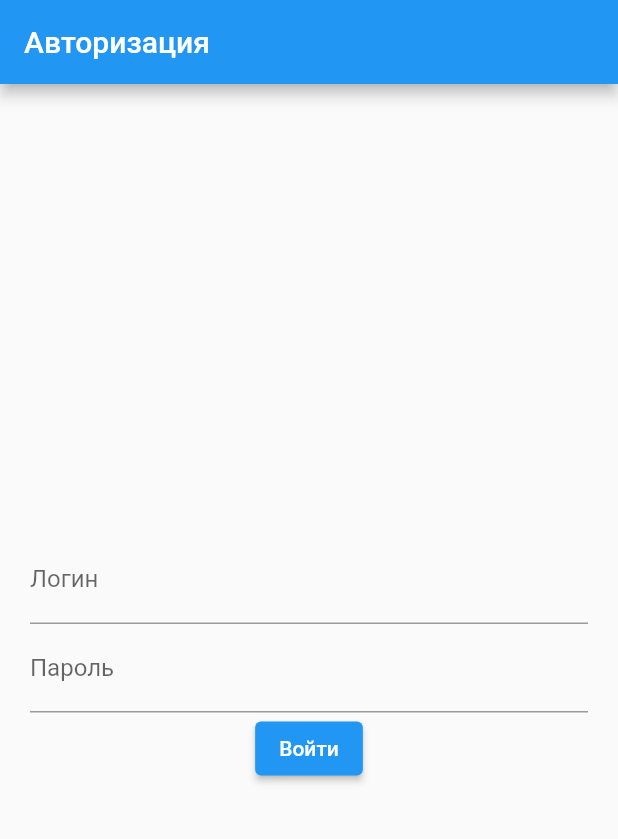
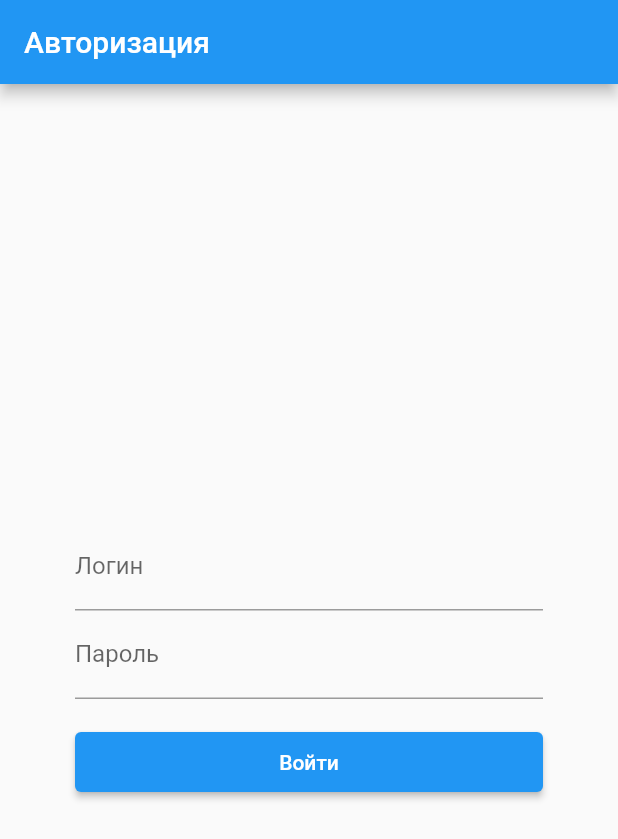
Before and after one commit to ivzhat/transactions_app, a Flutter app: the screen it shows after launch, on a phone screen of 412 x 824 dp. Shown: the top 839 px of the screen. Run offline on Flutter 3.47's test engine with Material 2 defaults, Android fonts, the phone set to English and light mode, and no system bars; our stand-ins replace bloc, equatable, flutter_bloc, go_router, pie_chart, shared_preferences and 1 more; accounts and stored records are empty.

Commit message:
added auth bloc management + style fixes

```diff
--- /dev/null
+++ b/lib/feature/auth/bloc/auth_bloc.dart
@@ -0,0 +1,39 @@
+import 'package:bloc/bloc.dart';
+import 'package:equatable/equatable.dart';
+import 'package:shared_preferences/shared_preferences.dart';
+
+part 'auth_event.dart';
+part 'auth_state.dart';
+
+class AuthBloc extends Bloc<AuthEvent, AuthState> {
+  AuthBloc() : super(AuthInitial()) {
+    late SharedPreferences prefs;
+
+    on<AuthAppInitialized>((event, emit) async {
+      emit(AuthInitial());
+       prefs = await event.prefs;
+      if(prefs.get('auth') == 'SKo102IGuK1))r') {
+        emit(AuthAuthorized());
+      } else {
+        emit(AuthUnauthorized());
+      }
+    });
+
+    on<AuthLoginTapped>((event, emit) async {
+      const login = 'user123';
+      const password = '12345678';
+      if(login == event.login && password == event.password) {
+        prefs.setString('auth', 'SKo102IGuK1))r');
+        emit(AuthAuthorized());
+      } else {
+        emit(AuthFailure());
+        emit(AuthUnauthorized());
+      }
+    });
+
+    on<AuthLogoutTapped>((event, emit) async {
+      prefs.remove('auth');
+      emit(AuthUnauthorized());
+    });
+  }
+}
--- /dev/null
+++ b/lib/feature/auth/bloc/auth_event.dart
@@ -0,0 +1,27 @@
+part of 'auth_bloc.dart';
+
+abstract class AuthEvent extends Equatable {
+  const AuthEvent();
+}
+
+class AuthAppInitialized extends AuthEvent {
+  const AuthAppInitialized(this.prefs);
+
+  final Future<dynamic> prefs;
+  @override
+  List<Object?> get props => [];
+}
+
+class AuthLoginTapped extends AuthEvent{
+  const AuthLoginTapped(this.login, this.password);
+
+  final String login;
+  final String password;
+  @override
+  List<Object?> get props => [];
+}
+
+class AuthLogoutTapped extends AuthEvent{
+  @override
+  List<Object?> get props => [];
+}
--- /dev/null
+++ b/lib/feature/auth/bloc/auth_state.dart
@@ -0,0 +1,26 @@
+part of 'auth_bloc.dart';
+
+abstract class AuthState extends Equatable {
+  const AuthState();
+}
+
+class AuthInitial extends AuthState {
+  @override
+  List<Object> get props => [];
+}
+
+class AuthUnauthorized extends AuthState {
+  @override
+  List<Object> get props => [];
+}
+
+class AuthAuthorized extends AuthState {
+  @override
+  List<Object> get props => [];
+}
+
+class AuthFailure extends AuthState {
+  final String message = 'Неверный логин или пароль';
+  @override
+  List<Object> get props => [];
+}
--- a/lib/feature/auth/ui/login.dart
+++ b/lib/feature/auth/ui/login.dart
@@ -1,36 +1,74 @@
 import 'package:flutter/material.dart';
+import 'package:flutter_bloc/flutter_bloc.dart';
 import 'package:go_router/go_router.dart';
+import 'package:shared_preferences/shared_preferences.dart';
+import '../bloc/auth_bloc.dart';
 
 class LoginPage extends StatelessWidget {
-  const LoginPage({super.key});
+  LoginPage({super.key});
+
+  final TextEditingController _loginController = TextEditingController();
+  final TextEditingController _passwordController = TextEditingController();
+
+  getAuthToken() async {
+    return await SharedPreferences.getInstance();
+  }
 
   @override
   Widget build(BuildContext context) {
+    BlocProvider.of<AuthBloc>(context).add(AuthAppInitialized(getAuthToken()));
     return Scaffold(
       appBar: AppBar(title: const Text('Авторизация')),
-      body: Center(
+      body: BlocListener<AuthBloc, AuthState>(
+        listener: (context, state) {
+          if(state is AuthFailure) {
+            ScaffoldMessenger.of(context).showSnackBar(
+              SnackBar(
+                content: Text(state.message)
+              )
+            );
+          } else if(state is AuthAuthorized) {
+            _loginController.clear();
+            _passwordController.clear();
+            GoRouter.of(context).go('/transactions');
+          }
+        },
+        child: BlocBuilder<AuthBloc, AuthState>(
+          builder: (context, state) {
+            return Center(
               child: Padding(
-          padding: const EdgeInsets.symmetric(horizontal: 20.0),
+                padding: const EdgeInsets.symmetric(horizontal: 50.0),
                 child: Column(
                   mainAxisAlignment: MainAxisAlignment.center,
                   children: [
-              const TextField(
-                decoration: InputDecoration(labelText: 'Логин'),
+                    TextField(
+                      controller: _loginController,
+                      decoration: const InputDecoration(labelText: 'Логин'),
                     ),
-              const TextField(
-                decoration: InputDecoration(labelText: 'Пароль'),
+                    TextField(
+                      controller: _passwordController,
+                      decoration: const InputDecoration(labelText: 'Пароль'),
                       obscureText: true,
                     ),
-              ElevatedButton(
+                    Padding(
+                      padding: const EdgeInsets.only(top: 18.0),
+                      child: ElevatedButton(
+                        style: ElevatedButton.styleFrom(
+                          minimumSize: const Size.fromHeight(40), // NEW
+                        ),
                         onPressed: () {
-                  // Perform login logic here
-                  // If login is successful, navigate to shell route
-                  GoRouter.of(context).go('/transactions');
+                          BlocProvider.of<AuthBloc>(context).add(AuthLoginTapped(
+                            _loginController.text, _passwordController.text)
+                          );
                         },
                         child: const Text('Войти'),
                       ),
+                    ),
                   ],
                 ),
+              ),
+            );
+          },
         ),
       ),
     );
--- a/lib/feature/transactions/database/transactions_db.dart
+++ b/lib/feature/transactions/database/transactions_db.dart
@@ -17,7 +17,7 @@ class TransactionsDB {
       PRIMARY KEY("id" AUTOINCREMENT)
       );"""
     );
-    final List<Map<String, dynamic>> _transactions = [
+    final List<Map<String, dynamic>> transactions = [
       {
         'date': DateTime.now().millisecondsSinceEpoch,
         'type': 'Перевод',
@@ -67,7 +67,7 @@ class TransactionsDB {
         'number': '678',
       },
     ];
-    for (var element in _transactions) {
+    for (var element in transactions) {
       await database.rawInsert('''INSERT INTO $tableName (date, type, sum, commission, total, number) VALUES (?,?,?,?,?,?)''',
         [element['date'], element['type'], element['sum'], element['commission'], element['total'], element['number']]
       );
--- a/lib/main.dart
+++ b/lib/main.dart
@@ -1,6 +1,7 @@
 import 'package:flutter/material.dart';
 import 'package:flutter_bloc/flutter_bloc.dart';
 import 'package:transactions_app/routes.dart';
+import 'feature/auth/bloc/auth_bloc.dart';
 import 'feature/transactions/bloc/transactions/transactions_bloc.dart';
 
 void main() {
@@ -12,8 +13,15 @@ class MyApp extends StatelessWidget {
 
   @override
   Widget build(BuildContext context) {
-    return BlocProvider(
-      create: (context) => TransactionsBloc(),
+    return MultiBlocProvider(
+      providers: [
+        BlocProvider(
+          create: (context) => TransactionsBloc(),
+        ),
+        BlocProvider(
+          create: (context) => AuthBloc(),
+        ),
+      ],
       child: MaterialApp.router(
         routerConfig: appRouter,
         debugShowCheckedModeBanner: false,
--- a/lib/routes.dart
+++ b/lib/routes.dart
@@ -15,7 +15,7 @@ final GoRouter appRouter = GoRouter(
     GoRoute(
       path: '/',
       builder: (context, state) {
-        return const LoginPage();
+        return LoginPage();
       },
     ),
     ShellRoute(
@@ -44,7 +44,7 @@ final GoRouter appRouter = GoRouter(
           parentNavigatorKey: _shellNavigatorKey,
           path: '/diagram',
           pageBuilder: (context, state) {
-            return NoTransitionPage(
+            return const NoTransitionPage(
               child: Scaffold(
                 body: DiagramPage(),
               ),
```
Also changed, not shown: lib/feature/transactions/ui/diagram.dart (+21 -5 lines), lib/feature/transactions/ui/transactions_page.dart (+28 -9 lines), lib/feature/transactions/ui/widgets/transaction_item.dart (+12 -3 lines). Lines whose indentation alone changed are shown as unchanged.
